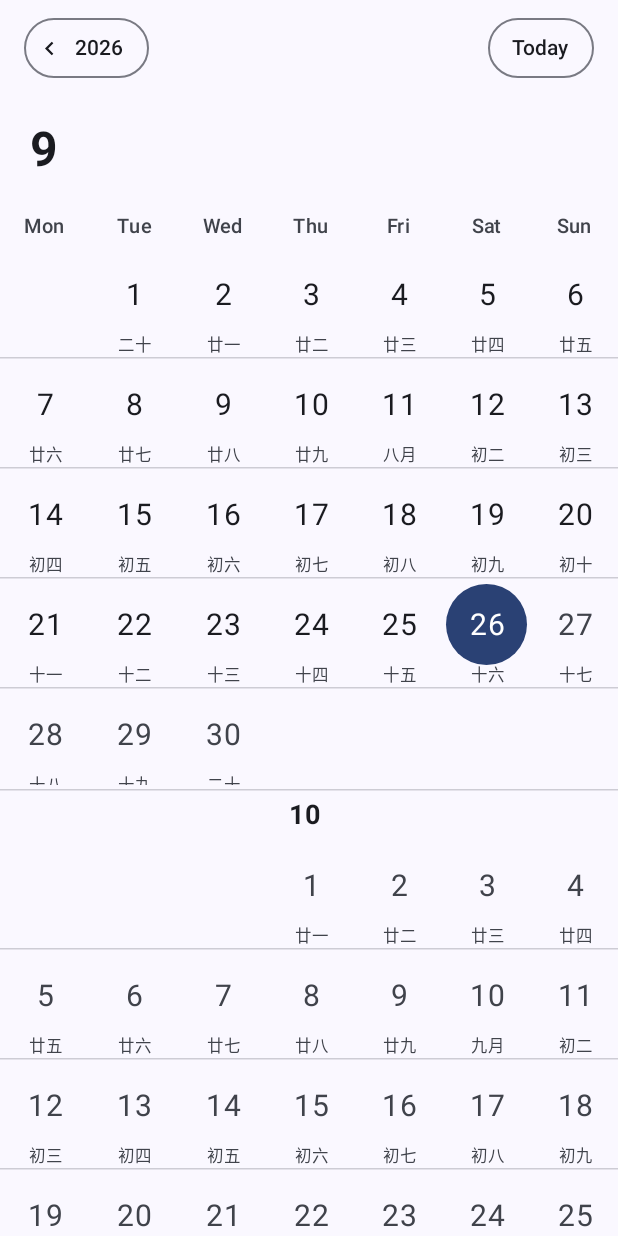
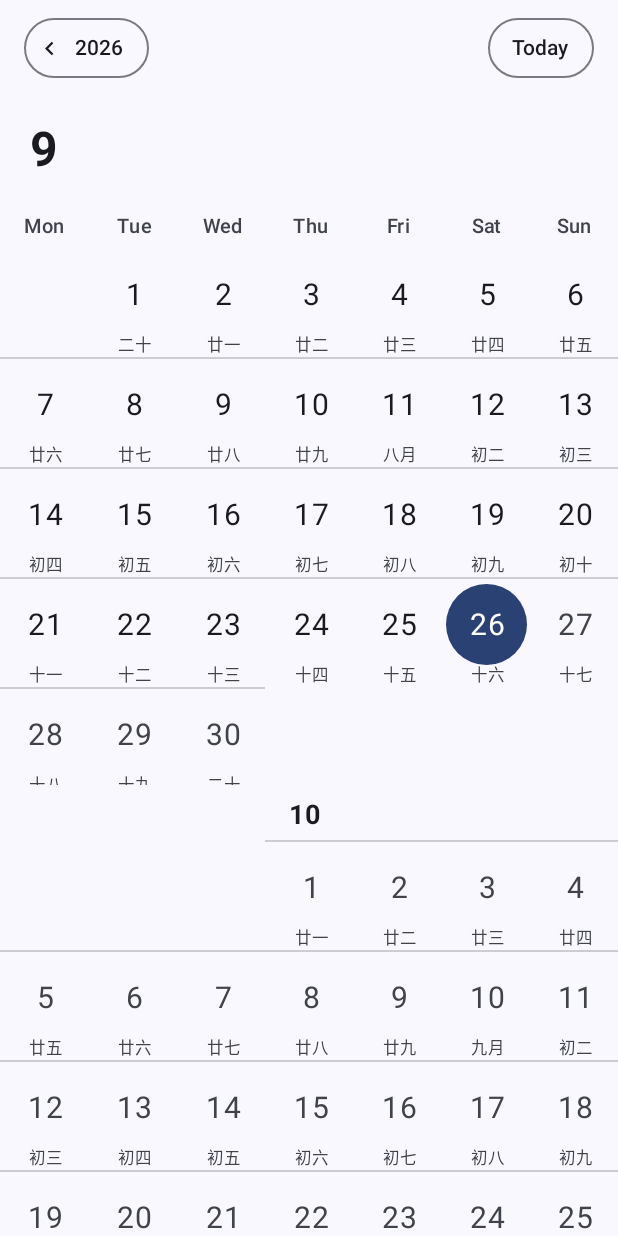
Before and after one commit to SeanCSLegion/JustGDiary, an Android app built with Jetpack Compose: the composable HomeScreen shown on its own in the app's theme, on a phone screen of 412 x 824 dp. Run offline under Robolectric (Android 15) with nearby library versions, the phone set to English and light mode, and no system bars; 1 statement that could not run was skipped.

Commit message:
fix(home): 分割线只跨"这一行真正有日期的列"，不再画满整行
用户："分割线范围到日期为限，而不是一整行。"

CalendarDayGrid 原来对每一行都画一条**整宽**的 HorizontalDivider。
于是 11 月首行（11/1 落在周日，只有最右一格有日期）上方也画了一整条线，
而那一行左边六格都是空的 —— 线与内容对不上。

改法：算出这一行里**真正属于当月**的列区间 [first, last]，
用 `padding(start/end)` 把线夹到这段上（列宽取本行度量 `DayMetrics.cellW`，
不必再去量布局）。同时把该行是否画线的判据从 `rowHasMonthDay`（布尔）
换成 `monthCols.isNotEmpty()`，语义不变、少一次遍历。

"月份开始前"的那条线也不再由 `CalendarSection` 单独画，改由网格的
`dividerAboveFirst` 统一负责 —— 这样它和行内分割线走的是**同一套按列定位**的逻辑，
不会出现"月界线画满、行线截断"的不一致。

真机验证（r5-29）：
- 十月 26-31 那行上方的线停在「六」之前（10/31 是周六，日 列没有十月日期）
- 「11月」上方那条线**只画在「日」这一格**上，正对 11/1
- 满行（如 11/2-11/8）仍是整条

⚠️ 另外试过把月份标签行高度压到 0、用 offset 画进首行留白（想让标签更贴近 1 号），
结果**整块标签消失**（0 高度父级下文字量成 0 高，补 `wrapContentHeight(unbounded)`
也没救回来），已回退。标签与 1 号之间那点空隙留待下一轮。

验证：clean assembleDebug + 401 条 JVM 单测（--rerun-tasks，0 失败）+ SQL 校验。

```diff
--- a/app/src/main/java/com/cov/justdiary/ui/home/CalendarDayGrid.kt
+++ b/app/src/main/java/com/cov/justdiary/ui/home/CalendarDayGrid.kt
@@ -9,6 +9,7 @@ import androidx.compose.foundation.layout.Box
 import androidx.compose.foundation.layout.Column
 import androidx.compose.foundation.layout.Row
 import androidx.compose.foundation.layout.fillMaxHeight
+import androidx.compose.foundation.layout.fillMaxSize
 import androidx.compose.foundation.layout.fillMaxWidth
 import androidx.compose.foundation.layout.height
 import androidx.compose.foundation.layout.offset
@@ -23,6 +24,7 @@ import androidx.compose.material3.Text
 import androidx.compose.runtime.Composable
 import androidx.compose.runtime.remember
 import androidx.compose.ui.Alignment
+import androidx.compose.ui.unit.IntSize
 import androidx.compose.ui.Modifier
 import androidx.compose.ui.graphics.Color
 import androidx.compose.ui.graphics.graphicsLayer
@@ -99,6 +101,11 @@ fun CalendarDayGrid(
     rowMetrics: Array<CalendarLayout.DayMetrics>? = null,
     /** 行之间是否画分隔线（周条不画）。 */
     showDividers: Boolean = true,
+    /**
+     * 第一行**上方**也画分割线（月份开始前的那一条）。
+     * 月列表里除第一个月之外的每个月都传 true（用户："一个月的开始前和结束后都是有分割线的"）。
+     */
+    dividerAboveFirst: Boolean = false,
 ) {
     val fontScale = LocalDensity.current.fontScale
     val dayFontSize: TextUnit = DynamicTypeMetrics.calendarSp(metrics.dayFont.dp, fontScale)
@@ -113,14 +120,31 @@ fun CalendarDayGrid(
             // 分隔线：只画在"这一行至少有一个当月日期"的位置。
             // 不能用 `!showAdjacent || ...` 短路 —— showAdjacent=false 时那会变成恒真，
             // 于是整行都是相邻月的空行也会画一条线（实测缺陷 D12）。
-            val rowHasMonthDay = week.any {
-                it.year == anchorMonth.year && it.monthValue == anchorMonth.monthValue
+            //
+            // 这一行里**真正属于当月**的列区间 —— 分割线只跨这段，不是整行。
+            // （用户："分割线范围到日期为限，而不是一整行"。
+            //   例：11 月 1 号落在周日，首行只有最右一格有日期，线就只画在那一格上。）
+            val monthCols = week.indices.filter {
+                val d = week[it]
+                d.year == anchorMonth.year && d.monthValue == anchorMonth.monthValue
             }
-            if (row > 0 && showDividers && m.dividerAlpha > 0.01f && rowHasMonthDay) {
-                HorizontalDivider(
-                    thickness = 1.dp,
-                    color = outlineVariant.copy(alpha = 0.35f * m.dividerAlpha),
-                )
+            val drawDivider = showDividers && m.dividerAlpha > 0.01f && monthCols.isNotEmpty() &&
+                (row > 0 || dividerAboveFirst)
+            if (drawDivider) {
+                Box(
+                    modifier = Modifier
+                        .fillMaxWidth()
+                        .height(1.dp)
+                        // 列宽直接用本行的度量（`DayMetrics.cellW`），不必再去量布局
+                        .padding(start = (monthCols.first() * m.cellW).dp)
+                        .padding(end = ((7 - monthCols.last() - 1) * m.cellW).dp),
+                ) {
+                    Box(
+                        modifier = Modifier
+                            .fillMaxSize()
+                            .background(outlineVariant.copy(alpha = 0.35f * m.dividerAlpha)),
+                    )
+                }
                 flowY += 1f
             }
             // 目标 y（绝对）− 流动 y = 需要施加的位移
--- a/app/src/main/java/com/cov/justdiary/ui/home/CalendarLayout.kt
+++ b/app/src/main/java/com/cov/justdiary/ui/home/CalendarLayout.kt
@@ -309,6 +309,11 @@ object CalendarLayout {
     /** 月格字号的上限（`monthMetrics` 里的 `clamp` 用的是同一组值）。 */
     const val DAY_FONT_MAX = 20f
     const val LUNAR_FONT_MAX = 11f
+
+    /**
+     * 内联月份标签往首行留白里下探多少 dp（标签行高度为 0，靠这个偏移落在 1 号上方）。
+     */
+    const val COMPACT_LABEL_DROP = 6f
 
     /** 日号与农历之间的空档要收掉多少 dp（圆底比数字本身高出一截）。 */
     const val LUNAR_TIGHTEN = 6f
--- a/app/src/main/java/com/cov/justdiary/ui/home/HomeScreen.kt
+++ b/app/src/main/java/com/cov/justdiary/ui/home/HomeScreen.kt
@@ -1331,9 +1331,11 @@ private fun CalendarSection(args: CalendarSectionArgs) {
         // 紧凑月（非当前月）的标签**占一整行的高度**（= 行高）：
         // 用户要求"月份与日期之间的间隔要和日期间的间隔一样"，而月份之间的那条线
         // 也要和行分隔线一样 —— 于是标签行就当成"一行"来排。
-        // 用户："月份的高度是紧贴字体显示的，不是和日期一样高的。"
-        // 所以标签行**只按字号撑开**（用设计稿里的紧凑标题高度 34dp），
-        // 不占一整行；字号 18sp、行内居中。
+        // 用户："月份的高度是紧贴字体显示的，不是和日期一样高的。" —— 标签行只按字号撑开。
+        //
+        // ⚠️ 试过再把高度压到 0、用 `offset` 把标签画进首行留白（想让它更贴近 1 号），
+        // 结果**整块标签消失**（0 高度父级下文字量成 0 高，加 `wrapContentHeight(unbounded)`
+        // 也没救回来），已回退。标签与 1 号之间那点空隙留着下一轮用别的办法处理。
         args.compactMonth -> CalendarLayout.COMPACT_MONTH_TITLE_H
         args.showBigTitle -> CalendarLayout.BIG_TITLE_H
         else -> CalendarLayout.COMPACT_MONTH_TITLE_H
@@ -1370,16 +1372,9 @@ private fun CalendarSection(args: CalendarSectionArgs) {
                 },
                 contentAlignment = Alignment.CenterStart,
             ) {
-                // 分割线按**日期**走：一个月的**开始之前**有一条
-                // （用户："一个月的开始前和结束后都是有分割线的"）。
-                // 相邻两月共用这一条 —— 它既是上一月的"结束后"，也是下一月的"开始前"。
-                if (args.compactMonth) {
-                    HorizontalDivider(
-                        modifier = Modifier.align(Alignment.TopStart),
-                        thickness = 1.dp,
-                        color = MaterialTheme.colorScheme.outlineVariant.copy(alpha = 0.35f),
-                    )
-                }
+                // 月份开始前的那条分割线**不在这一层画** —— 交给 `CalendarDayGrid`
+                // 的 `dividerAboveFirst`：它知道首行哪些列真正有日期，
+                // 于是线只跨那段（用户："分割线范围到日期为限，而不是一整行"）。
                 // 32sp 大标题（规范 §5.2）：iOS 的视觉重心就在这一行，
                 // 首轮把它并进顶栏，于是整块版面又扁又空（实测缺陷 D5）。
                 // 标签宽度要**量出来**才能做溢出保护：11 月 1 号落在最后一列时，
@@ -1470,6 +1465,8 @@ private fun CalendarSection(args: CalendarSectionArgs) {
                     showAdjacent = false,
                     showLunar = args.showLunar,
                     showDividers = true,
+                    // 每个月（除列表首月）在首行上方也画一条 —— 即"月份开始之前"的那条
+                    dividerAboveFirst = args.compactMonth,
                     rowOffsets = (args.rowOffsetsOverride ?: args.rowOffsets).takeIf { p > 0.01f },
                     rowAlphas = if (p > 0.01f) {
                         val base = args.rowAlphasOverride ?: args.rowAlphas
```
Also changed, not shown: 1 other file.
